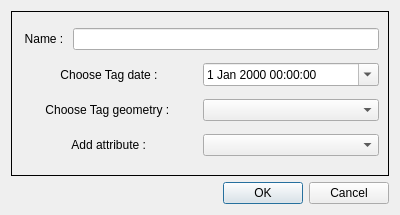
First picture: the form in ui/dialogTag.ui, repository VCityTeam/3DUSE, before the edit.
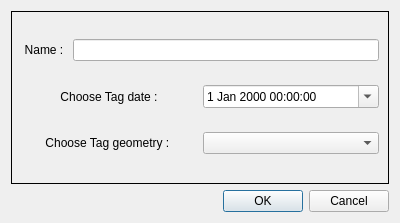
Second picture: the form after the edit.

What changed in the file:
```diff
--- a/ui/dialogTag.ui
+++ b/ui/dialogTag.ui
@@ -7,7 +7,7 @@
     <x>0</x>
     <y>0</y>
     <width>400</width>
-    <height>215</height>
+    <height>223</height>
    </rect>
   </property>
   <property name="windowTitle">
@@ -78,23 +78,6 @@
         </item>
        </layout>
       </item>
-      <item>
-       <layout class="QHBoxLayout" name="horizontalLayout_3">
-        <item>
-         <widget class="QLabel" name="label_3">
-          <property name="text">
-           <string> Add attribute : </string>
-          </property>
-          <property name="alignment">
-           <set>Qt::AlignCenter</set>
-          </property>
-         </widget>
-        </item>
-        <item>
-         <widget class="QComboBox" name="comboBox_2"/>
-        </item>
-       </layout>
-      </item>
      </layout>
     </widget>
    </item>
```
